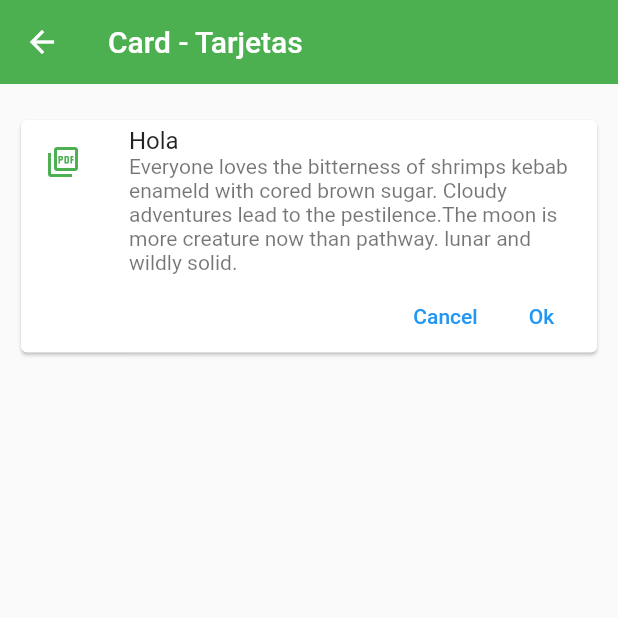
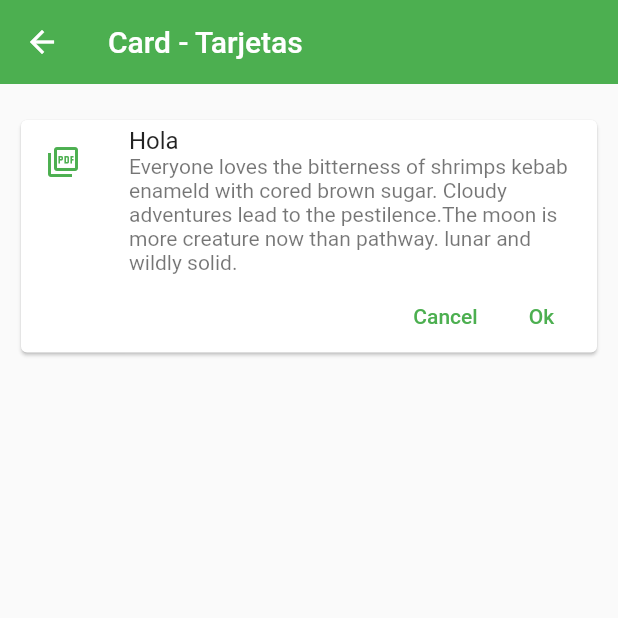
Before and after one commit to mzamor/flutter_components, a Flutter app: the CardScreen screen opened by its route, on a phone screen of 412 x 824 dp, the top half of it. Run offline on Flutter 3.47's test engine with Material 2 defaults, Android fonts, the phone set to English and light mode, and no system bars.

```diff
--- a/lib/themes/app_theme.dart
+++ b/lib/themes/app_theme.dart
@@ -14,6 +14,11 @@ class AppTheme{
       color: primary,
       elevation: 0,
     ),
+
+    // TextButton Theme
+    textButtonTheme: TextButtonThemeData(
+      style: TextButton.styleFrom(primary: primary),
+    )
   );
 
 
```
